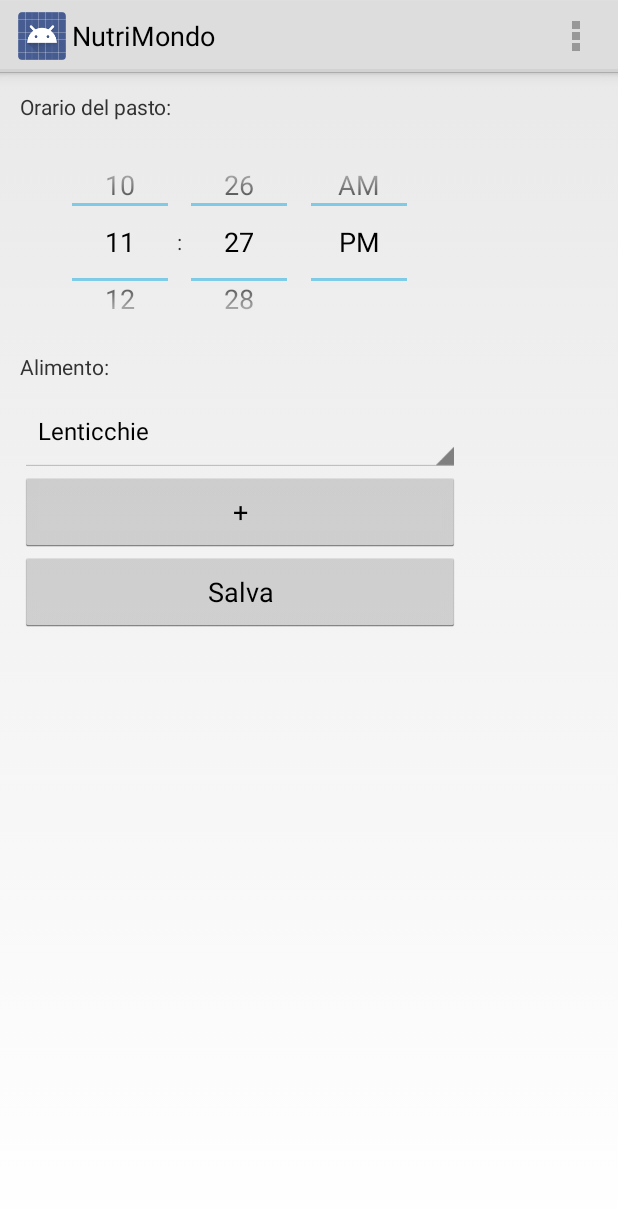
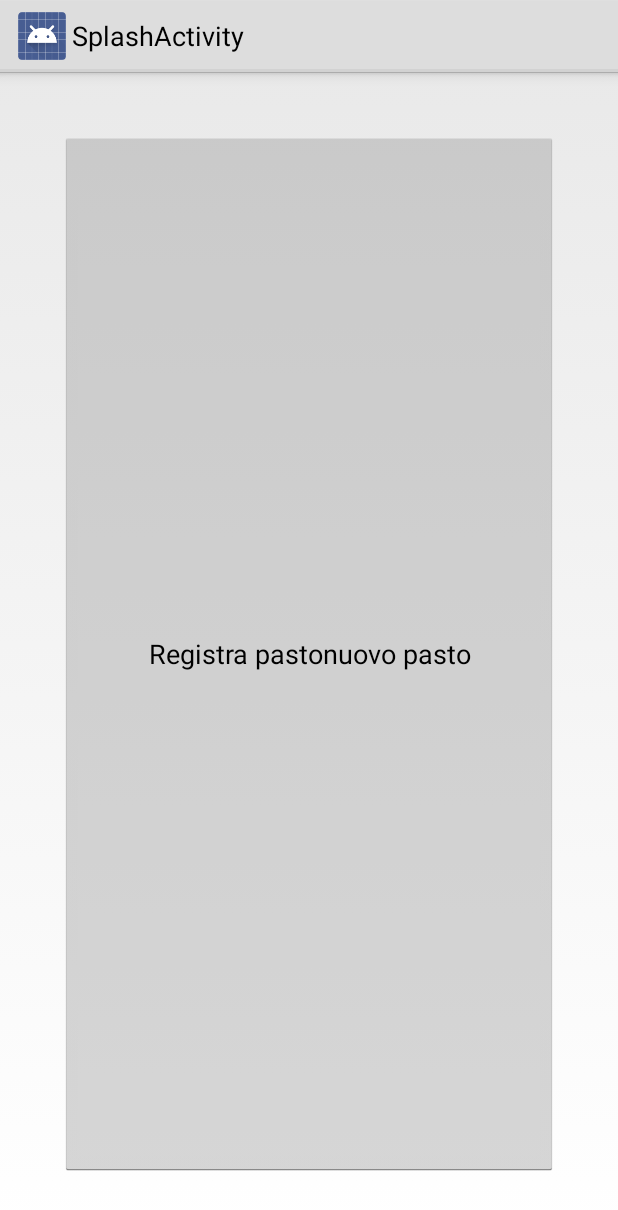
Before and after one commit to sensorario/nutrimondo, an Android app: the screen it shows after launch (MainActivity before the commit, SplashActivity after it), on a phone screen of 412 x 824 dp. Shown: the top 1210 px of the screen. Run offline under Robolectric (Android 15) with nearby library versions, the phone set to English and light mode, and no system bars.

```diff
--- a/NutriMondo/src/main/AndroidManifest.xml
+++ b/NutriMondo/src/main/AndroidManifest.xml
@@ -16,14 +16,14 @@
         android:label="@string/app_name"
         android:theme="@style/AppTheme">
         <activity
-            android:name="com.example.nutrimondo.MainActivity"
-            android:label="@string/app_name">
+            android:name=".SplashActivity"
+            android:label="SplashActivity">
             <intent-filter>
                 <action android:name="android.intent.action.MAIN" />
-
                 <category android:name="android.intent.category.LAUNCHER" />
             </intent-filter>
         </activity>
+        <activity android:name="com.example.nutrimondo.MainActivity" />
     </application>
 
 </manifest>
--- a/NutriMondo/src/main/java/com/example/nutrimondo/InterfaceBuilder.java
+++ b/NutriMondo/src/main/java/com/example/nutrimondo/InterfaceBuilder.java
@@ -1,5 +1,6 @@
 package com.example.nutrimondo;
 
+import android.app.AlertDialog;
 import android.view.View;
 import android.widget.ArrayAdapter;
 import android.widget.Button;
@@ -21,11 +22,15 @@ public class InterfaceBuilder {
     int lineHeightSpinner = 80;
     int lineHeightTimePicker = 220;
 
-    int multiSpinnerCount = 1;
+    int multiSpinnerCount = 0;
     ArrayAdapter<CharSequence> _multiSpinnerAdapter;
 
-    private int getNewMultiSpinnerId() {
+    private int getNewFieldId() {
         multiSpinnerCount++;
+        return multiSpinnerCount;
+    }
+
+    public int getFormItems() {
         return multiSpinnerCount;
     }
 
@@ -59,7 +64,7 @@ public class InterfaceBuilder {
     }
 
     public void addMultiSpinner(ArrayAdapter<CharSequence> adapter) {
-        addMultiSpinnerSpinner(getNewMultiSpinnerId(), adapter);
+        addMultiSpinnerSpinner(getNewFieldId(), adapter);
         addMultiSpinnerButton("+");
     }
 
@@ -73,6 +78,12 @@ public class InterfaceBuilder {
         );
         layoutParams.leftMargin = leftMargin;
         layoutParams.topMargin = getNewTop(lineHeightSpinner);
+
+//        AlertDialog.Builder alert = new AlertDialog.Builder(_mainActivity);
+//        alert.setTitle("ID : " + id);
+//        alert.setIcon(R.drawable.ic_launcher);
+//        AlertDialog.Builder ok = alert.setPositiveButton("Ok", null);
+//        alert.show();
 
         Spinner spinner = new Spinner(_mainActivity);
         spinner.setId(id);
@@ -100,7 +111,7 @@ public class InterfaceBuilder {
             public void onClick(View v) {
                 top -= lineHeightSpinner;
                 top -= lineHeightSpinner;
-                addMultiSpinnerSpinner(getNewMultiSpinnerId(), _multiSpinnerAdapter);
+                addMultiSpinnerSpinner(getNewFieldId(), _multiSpinnerAdapter);
                 moveMultiSpinnerButton();
                 top += lineHeightSpinner;
                 top += lineHeightSpinner;
@@ -159,10 +170,11 @@ public class InterfaceBuilder {
         layoutParams.leftMargin = leftMargin;
         layoutParams.topMargin = getNewTop(lineHeightTimePicker);
 
-        TimePicker textView = new TimePicker(_mainActivity);
-        textView.setLayoutParams(layoutParams);
+        TimePicker timePicker = new TimePicker(_mainActivity);
+        timePicker.setId(getNewFieldId());
+        timePicker.setLayoutParams(layoutParams);
 
-        _frameLayout.addView(textView);
+        _frameLayout.addView(timePicker);
     }
 
     private int getNewTop(int elementHeight) {
--- /dev/null
+++ b/NutriMondo/src/main/java/com/example/nutrimondo/SplashActivity.java
@@ -0,0 +1,23 @@
+package com.example.nutrimondo;
+
+import android.app.Activity;
+import android.content.Intent;
+import android.os.Bundle;
+import android.view.View;
+
+/**
+ * Created by simonegentili on 17/11/13.
+ */
+public class SplashActivity extends Activity {
+
+    public void onCreate(Bundle savedInstanceState) {
+        super.onCreate(savedInstanceState);
+        setContentView(R.layout.activity_splash);
+    }
+
+    public void openMainActivity(View view) {
+        Intent intent = new Intent(this, MainActivity.class);
+        startActivity(intent);
+    }
+
+}
--- /dev/null
+++ b/NutriMondo/src/main/res/layout/activity_splash.xml
@@ -0,0 +1,16 @@
+<FrameLayout xmlns:android="http://schemas.android.com/apk/res/android"
+    xmlns:tools="http://schemas.android.com/tools"
+    android:id="@+id/activity_splash"
+    android:layout_width="match_parent"
+    android:layout_height="match_parent"
+    tools:context=".SplashActivity"
+    tools:ignore="MergeRootFrame"
+    android:padding="40dp">
+
+    <Button
+        android:layout_height="fill_parent"
+        android:layout_width="fill_parent"
+        android:text="Registra pastonuovo pasto"
+        android:onClick="openMainActivity"/>
+
+</FrameLayout>
```
Also changed, not shown: NutriMondo/src/main/java/com/example/nutrimondo/MainActivity.java (+112 -76 lines).
